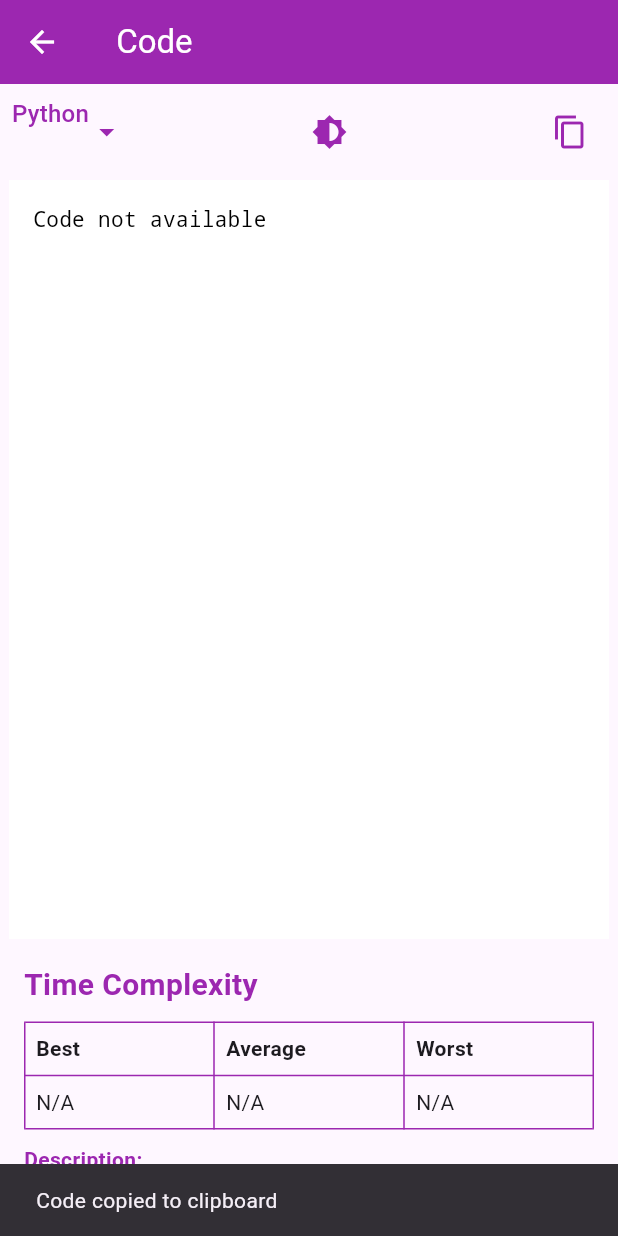
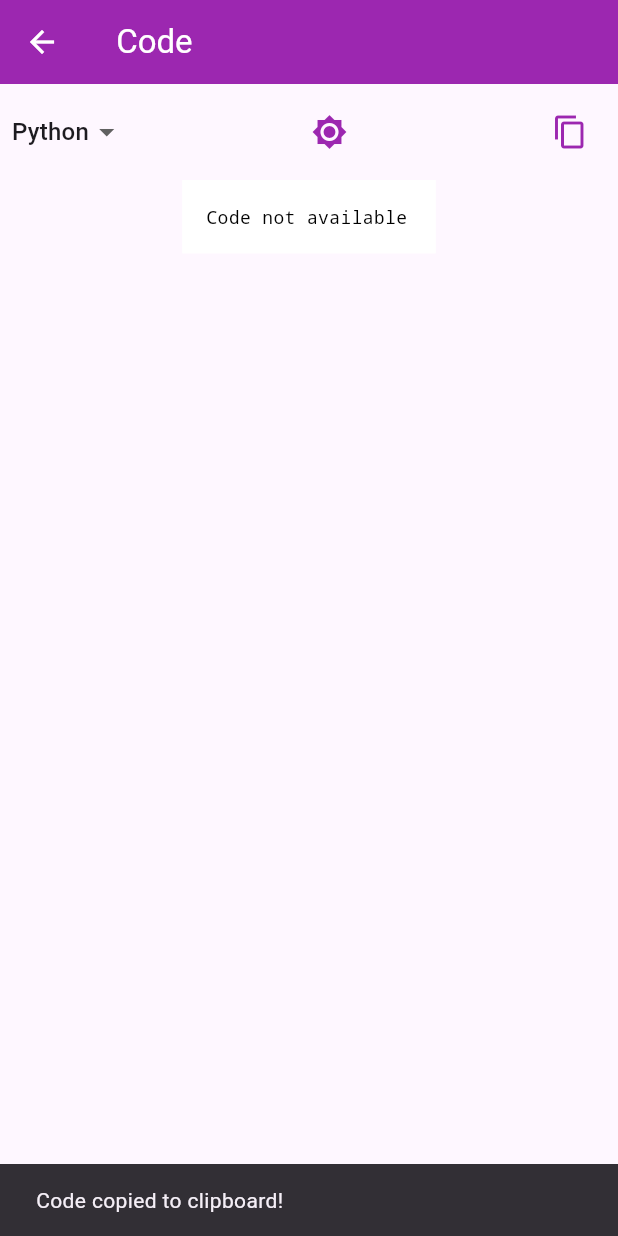
Before and after one commit to TMadhan2004/Algorithm-simulator, a Flutter app: the AlgorithmCodePage screen opened directly with empty values, after a tap on the "content copy" icon, on a phone screen of 412 x 824 dp. Run offline on Flutter 3.47's test engine with Material 3 defaults, Android fonts, the phone set to English and light mode, and no system bars; our stand-ins replace syncfusion_flutter_charts, video_player.

Commit message:
Update searching_code_page.dart

```diff
--- a/lib/searching/searching_code_page.dart
+++ b/lib/searching/searching_code_page.dart
@@ -213,123 +213,63 @@ class _AlgorithmCodePageState extends State<AlgorithmCodePage> {
           children: [
             // Language Dropdown
             DropdownButtonHideUnderline(
-                  child: InkWell(
-                    splashColor: Colors.transparent, // Remove splash color
-                    highlightColor:
-                        Colors.transparent, // Remove highlight color
               child: DropdownButton<String>(
                 value: _selectedLanguage,
-                      dropdownColor:
-                          Colors.purple[100], // Set dropdown background color
-                      iconEnabledColor:
-                          Colors.purple, // Change icon color to purple
-                      items:
-                          ['C', 'C++', 'Java', 'Python'].map((String language) {
-                        return DropdownMenuItem<String>(
+                dropdownColor: Colors.purple[100],
+                items: ['C', 'C++', 'Java', 'Python']
+                    .map((language) => DropdownMenuItem(
                           value: language,
-                          child: Text(
-                            language,
-                            style: TextStyle(
-                                color: Colors.purple), // Set text color
-                          ),
-                        );
-                      }).toList(),
-                      onChanged: (String? newLanguage) {
+                          child: Text(language, style: TextStyle(fontSize: 16)),
+                        ))
+                    .toList(),
+                onChanged: (String? newValue) {
                   setState(() {
-                          _selectedLanguage = newLanguage!;
+                    _selectedLanguage = newValue!;
                   });
-                      },
-                      selectedItemBuilder: (BuildContext context) {
-                        return ['C', 'C++', 'Java', 'Python']
-                            .map<Widget>((String value) {
-                          return Text(
-                            value,
-                            style: TextStyle(
-                                color:
-                                    Colors.purple), // Set selected text color
-                          );
-                        }).toList();
                 },
               ),
             ),
+            // Centered Dark Mode Icon
+            Padding(
+              padding: const EdgeInsets.symmetric(horizontal: 10.0),
+              child: IconButton(
+                icon: Icon(
+                  _isDarkTheme ? Icons.brightness_3 : Icons.brightness_7,
+                  color: Colors.purple,
                 ),
-                // Theme Toggle Button
-                IconButton(
-                  icon: Icon(Icons.brightness_6,
-                      color: Colors.purple), // Set icon color to purple
                 onPressed: () {
                   setState(() {
                     _isDarkTheme = !_isDarkTheme;
                   });
                 },
               ),
+            ),
             // Copy to Clipboard Button
             IconButton(
-                  icon: Icon(Icons.copy,
-                      color: Colors.purple), // Set icon color to purple
-                  onPressed: () async {
-                    if (await Clipboard.setData(ClipboardData(text: code))
-                        .then((_) => true)) {
+              icon: Icon(Icons.copy, color: Colors.purple),
+              onPressed: () {
+                Clipboard.setData(ClipboardData(text: code));
                 ScaffoldMessenger.of(context).showSnackBar(
-                        SnackBar(content: Text('Code copied to clipboard')),
+                  SnackBar(content: Text('Code copied to clipboard!')),
                 );
-                    } else {
-                      // Web workaround
-                      final controller = TextEditingController(text: code);
-                      await showDialog(
-                        context: context,
-                        builder: (context) => AlertDialog(
-                          title: Text("Copy Code"),
-                          content: TextField(
-                            controller: controller,
-                            readOnly: true,
-                            decoration: InputDecoration(
-                              hintText:
-                                  "Copy manually if clipboard is restricted.",
-                            ),
-                          ),
-                          actions: [
-                            TextButton(
-                              child: Text("Close"),
-                              onPressed: () => Navigator.of(context).pop(),
-                            ),
-                          ],
-                        ),
-                      );
-                    }
               },
             ),
           ],
         ),
       ),
-          // Code Display Area
+      // Code Display Area with SelectableText for partial copying
       Expanded(
+        child: SingleChildScrollView(
+          child: IntrinsicHeight(
             child: Container(
               padding: const EdgeInsets.all(16.0),
-              color: _isDarkTheme ? Colors.black87 : Colors.white,
-              // Set a fixed height and width for the code container
-              constraints: BoxConstraints(
-                maxWidth: 400, // Fixed width of the code window
-                maxHeight: 300, // Fixed height of the code window
-              ),
-              child: Scrollbar(
-                thumbVisibility: true, // Always show the scrollbar thumbs
-                child: SingleChildScrollView(
-                  scrollDirection: Axis.vertical, // Vertical scrolling
-                  child: SingleChildScrollView(
-                    scrollDirection:
-                        Axis.horizontal, // Horizontal scrolling for long lines
-                    child: ConstrainedBox(
-                      constraints: BoxConstraints(
-                        minWidth: 400, // Match the width of the window
-                        minHeight: 300, // Match the height of the window
-                      ),
+              color: _isDarkTheme ? Colors.black : Colors.white,
               child: SelectableText(
                 code,
                 style: TextStyle(
+                  fontSize: 12,
                   color: _isDarkTheme ? Colors.white : Colors.black,
-                          fontFamily: 'monospace',
-                          fontSize: 14,
+                  fontFamily: 'Courier', // Code-style font
                 ),
                 textAlign: TextAlign.left,
               ),
@@ -337,73 +277,6 @@ class _AlgorithmCodePageState extends State<AlgorithmCodePage> {
           ),
         ),
       ),
-            ),
-          ),
-
-          // Time Complexity Table
-          Padding(
-            padding: const EdgeInsets.all(16.0),
-            child: Column(
-              crossAxisAlignment: CrossAxisAlignment.start,
-              children: [
-                Text(
-                  'Time Complexity',
-                  style: TextStyle(
-                    fontSize: 20,
-                    fontWeight: FontWeight.bold,
-                    color: Colors.purple,
-                  ),
-                ),
-                SizedBox(height: 10),
-                Table(
-                  border: TableBorder.all(color: Colors.purple),
-                  children: [
-                    TableRow(children: [
-                      Padding(
-                        padding: const EdgeInsets.all(8.0),
-                        child: Text('Best',
-                            style: TextStyle(fontWeight: FontWeight.bold)),
-                      ),
-                      Padding(
-                        padding: const EdgeInsets.all(8.0),
-                        child: Text('Average',
-                            style: TextStyle(fontWeight: FontWeight.bold)),
-                      ),
-                      Padding(
-                        padding: const EdgeInsets.all(8.0),
-                        child: Text('Worst',
-                            style: TextStyle(fontWeight: FontWeight.bold)),
-                      ),
-                    ]),
-                    TableRow(children: [
-                      Padding(
-                        padding: const EdgeInsets.all(8.0),
-                        child: Text(complexities['Best']!),
-                      ),
-                      Padding(
-                        padding: const EdgeInsets.all(8.0),
-                        child: Text(complexities['Average']!),
-                      ),
-                      Padding(
-                        padding: const EdgeInsets.all(8.0),
-                        child: Text(complexities['Worst']!),
-                      ),
-                    ]),
-                  ],
-                ),
-                SizedBox(height: 10),
-                Text(
-                  'Description:',
-                  style: TextStyle(
-                    fontWeight: FontWeight.bold,
-                    color: Colors.purple,
-                  ),
-                ),
-                SizedBox(height: 5),
-                Text(complexities['Description']!),
-              ],
-            ),
-          ),
     ],
   ),
 );
```
Lines whose indentation alone changed are shown as unchanged.
